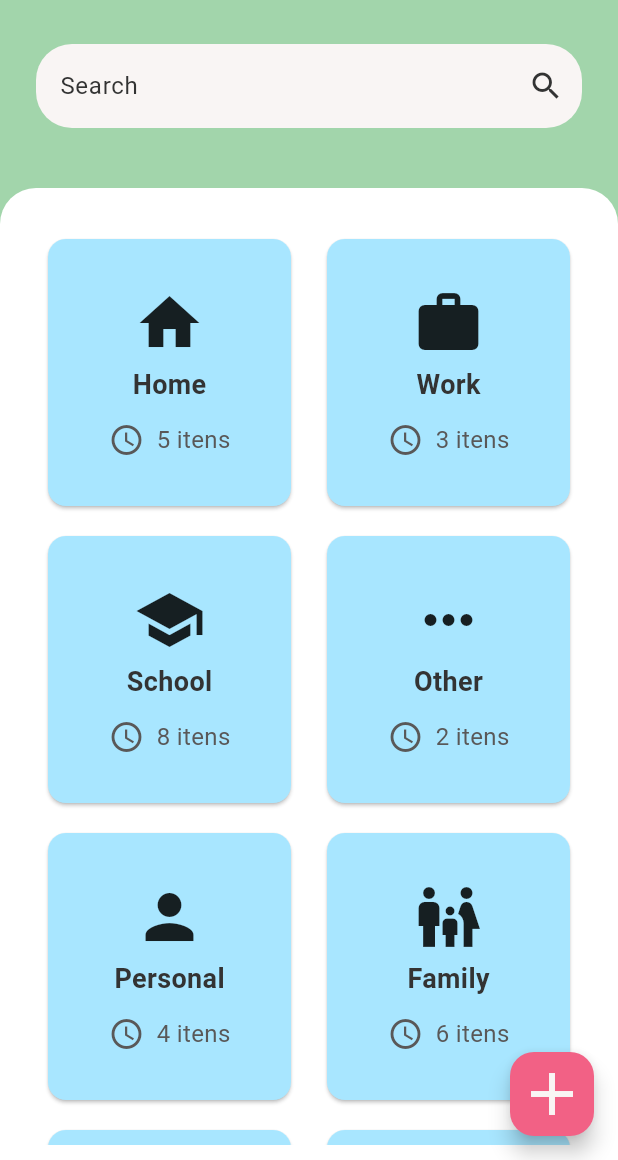
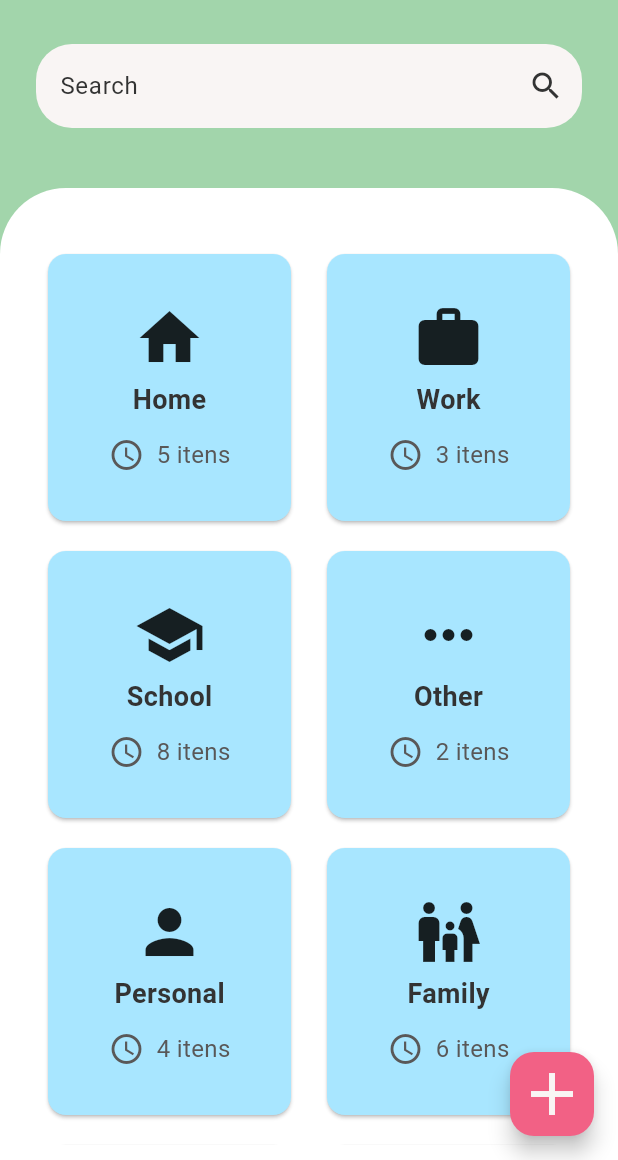
Before and after one commit to franbs2/plush_plan_app, a Flutter app: the screen it shows after launch, on a phone screen of 412 x 824 dp, the part 76-1236 px from its top. Run offline on Flutter 3.47's test engine with Material 3 defaults, Android fonts, the phone set to English and light mode, and no system bars; our stand-ins replace google_fonts.

Commit message:
style: Container Fit

```diff
--- a/lib/screen/pages/home_page.dart
+++ b/lib/screen/pages/home_page.dart
@@ -43,8 +43,8 @@ class _MyHomePageState extends State<MyHomePage> {
               decoration: BoxDecoration(
                 color: colorScheme.surface,
                 borderRadius: BorderRadius.only(
-                  topLeft: Radius.circular(24),
-                  topRight: Radius.circular(24),
+                  topLeft: Radius.circular(44),
+                  topRight: Radius.circular(44),
                 ),
               ),
               child: (categoriesDisplay.isEmpty)
--- a/lib/screen/widget/grid_view.dart
+++ b/lib/screen/widget/grid_view.dart
@@ -11,7 +11,7 @@ class WidgetGridView extends StatelessWidget {
   Widget build(BuildContext context) {
     return Padding(
       padding:
-          const EdgeInsets.only(left: 20.0, right: 20.0, top: 30, bottom: 10),
+          const EdgeInsets.only(left: 20.0, right: 20.0, top: 40, bottom: 10),
       child: GridView.builder(
         gridDelegate: const SliverGridDelegateWithFixedCrossAxisCount(
           crossAxisCount: 2,
```
